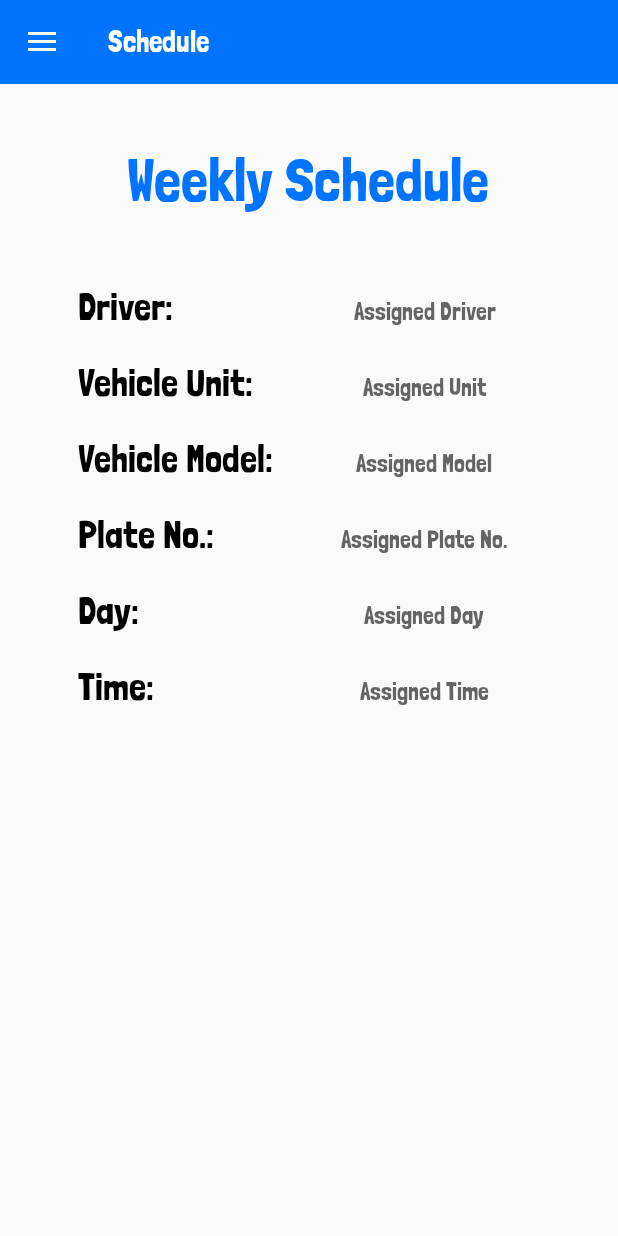
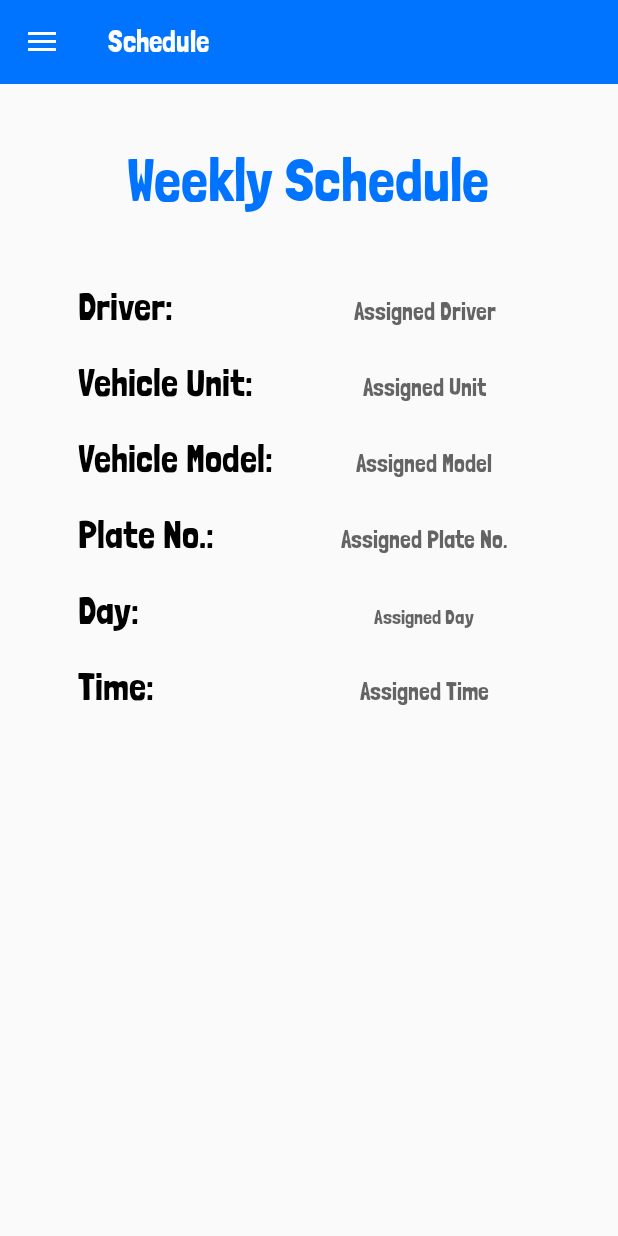
Before and after one commit to jamesdymagiba/wejeep, an Android app: the Schedule screen opened directly, with no data from a screen before it, on a phone screen of 412 x 824 dp. Run offline under Robolectric (Android 15) with nearby library versions, the phone set to English and light mode, and no system bars; our stand-ins replace Firebase (no records; nobody signed in at launch, a user with empty details on screens opened directly); libraries missing offline, so code that uses them is left out: org.osmdroid.views; 2 statements that could not run were skipped.

Commit message:
fixed schedule model variable and schedule day text size

```diff
--- a/app/src/main/java/com/example/wejeep/ActiveModernJeeps.java
+++ b/app/src/main/java/com/example/wejeep/ActiveModernJeeps.java
@@ -99,7 +99,7 @@ public class ActiveModernJeeps extends AppCompatActivity {
                     if (task.isSuccessful()) {
                         for (QueryDocumentSnapshot document : task.getResult()) {
                             String unitNumber = document.getString("unitnumber");
-                            String vehicleModel = document.getString("vehicleModel");
+                            String vehicleModel = document.getString("vehiclemodel");
                             String driverName = document.getString("driver"); // Driver's name
                             String paoName = document.getString("conductor");    // PAO's name
                             String plateNumber = document.getString("platenumber");
--- a/app/src/main/java/com/example/wejeep/Schedule.java
+++ b/app/src/main/java/com/example/wejeep/Schedule.java
@@ -105,7 +105,7 @@ public class Schedule extends AppCompatActivity {
                             String day = documentSnapshot.getString("fromday") + " - " + documentSnapshot.getString("today");
                             String time = documentSnapshot.getString("fromtime") + " - " + documentSnapshot.getString("totime");
                             String unit = documentSnapshot.getString("unitnumber");
-                            String model = documentSnapshot.getString("vehicle"); // Correctly retrieve vehicle model
+                            String model = documentSnapshot.getString("vehiclemodel"); // Correctly retrieve vehicle model
                             String plate = documentSnapshot.getString("platenumber");
                             String driver = documentSnapshot.getString("driver");
 
--- a/app/src/main/res/layout/activity_schedule.xml
+++ b/app/src/main/res/layout/activity_schedule.xml
@@ -214,7 +214,7 @@
                     android:hint="Assigned Day"
                     android:textAlignment="center"
                     android:textColor="@color/black"
-                    android:textSize="16sp" />
+                    android:textSize="13sp" />
             </LinearLayout>
 
             <LinearLayout
```
